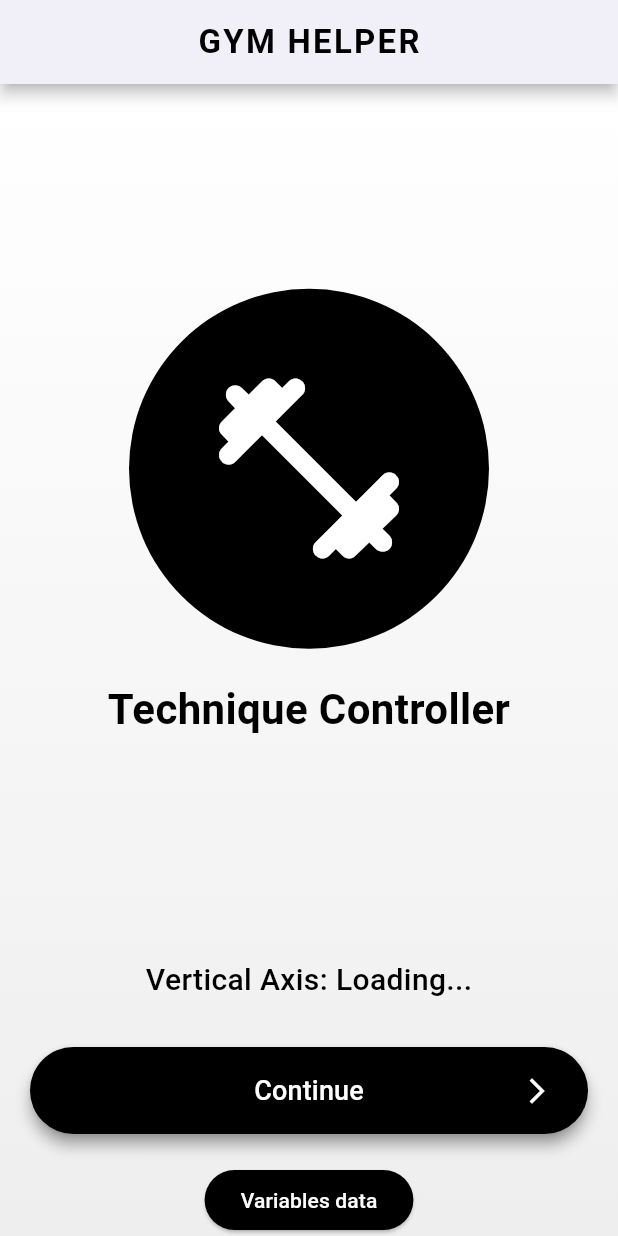
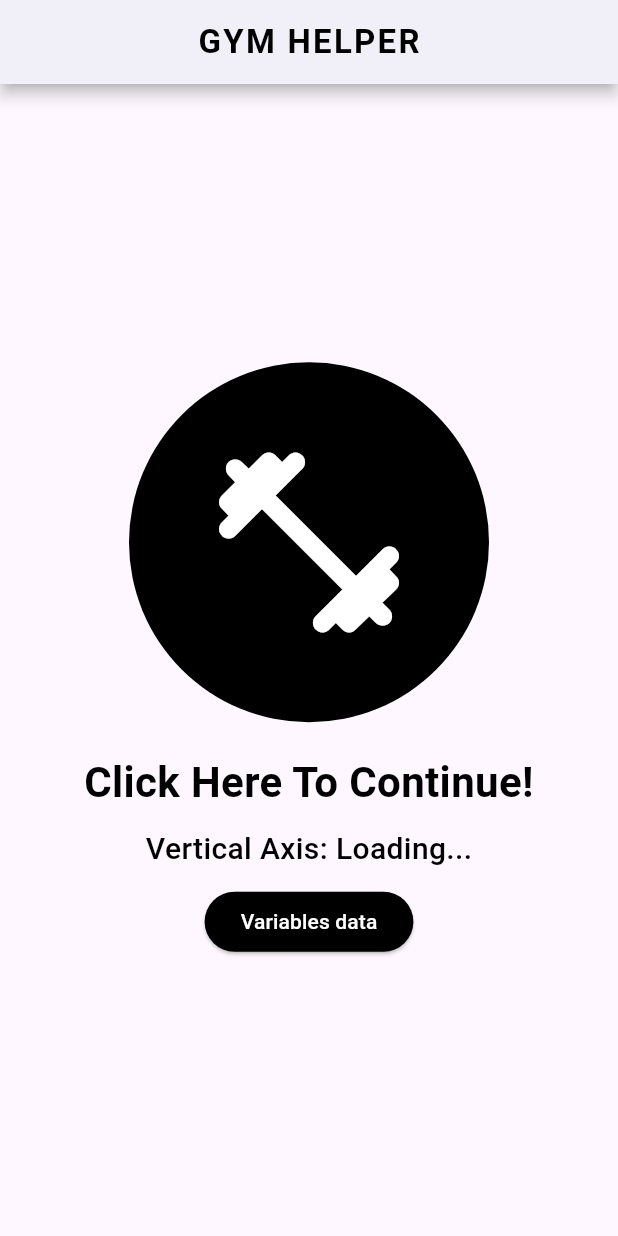
Before and after one commit to JamesMWaller/MobileAndUbiquitousComputing, a Flutter app: the screen it shows after launch, on a phone screen of 412 x 824 dp. Run offline on Flutter 3.47's test engine with Material 3 defaults, Android fonts, the phone set to English and light mode, and no system bars; our stand-ins replace flutter_blue_plus, permission_handler.

Commit message:
simplified homepage

```diff
--- a/flutter_ble/lib/home_page.dart
+++ b/flutter_ble/lib/home_page.dart
@@ -16,15 +16,19 @@ class _HomePageState extends State<HomePage> {
   @override
   void initState() {
     super.initState();
-    _bluetoothService.connectToDevice(); // Start connection on load
+    _bluetoothService.connectToDevice();
   }
-
-
 
   @override
   void dispose() {
-    _bluetoothService.dispose(); //cleans up bluetooth stream after widget closes
+    _bluetoothService.dispose();
     super.dispose();
+  }
+
+  void _navigateToExercises() {
+    Navigator.of(context).push(
+      MaterialPageRoute(builder: (context) => Exercises()),
+    );
   }
 
   @override
@@ -45,23 +49,14 @@ class _HomePageState extends State<HomePage> {
         shadowColor: Colors.black,
         backgroundColor: Colors.white,
       ),
-      body: Container(
-        decoration: BoxDecoration(
-          gradient: LinearGradient(
-            colors: [Colors.white, Colors.grey[200]!],
-            begin: Alignment.topCenter,
-            end: Alignment.bottomCenter,
-          ),
-        ),
+      body: Center(
         child: Column(
           mainAxisAlignment: MainAxisAlignment.center,
           crossAxisAlignment: CrossAxisAlignment.center,
           children: [
-            const Expanded(
-              child: Column(
-                mainAxisAlignment: MainAxisAlignment.center,
-                children: [
-                  CircleAvatar(
+            GestureDetector(
+              onTap: _navigateToExercises,
+              child: const CircleAvatar(
                 radius: 120,
                 backgroundColor: Colors.black,
                 child: Icon(
@@ -70,9 +65,10 @@ class _HomePageState extends State<HomePage> {
                   color: Colors.white,
                 ),
               ),
-                  SizedBox(height: 20),
-                  Text(
-                    'Technique Controller',
+            ),
+            const SizedBox(height: 20),
+            const Text(
+              'Click Here To Continue!',
               style: TextStyle(
                 fontSize: 28,
                 fontWeight: FontWeight.bold,
@@ -80,25 +76,16 @@ class _HomePageState extends State<HomePage> {
               ),
               textAlign: TextAlign.center,
             ),
-                ],
-              ),
-            ),
-            // Gravity direction text using StreamBuilder
             Padding(
               padding: const EdgeInsets.symmetric(vertical: 10.0),
-              // create streambuilder
               child: StreamBuilder<String>(
-                // tell streambuilder what stream to listen to
                 stream: _bluetoothService.gravityDirectionStream,
                 builder: (context, snapshot) {
-                  //snapshot.hasData checks if the stream has emitted at least one value.
-                  // If true, snapshot.data! gives the latest gravity direction.
-                  // If false, show "Loading..." as a placeholder.
-                  String gravityText = snapshot.hasData ? snapshot.data! : "Loading...";
-                  // displays the value of gravityText
+                  String gravityText =
+                  snapshot.hasData ? snapshot.data! : "Loading...";
                   return Text(
                     'Vertical Axis: $gravityText',
-                    style: TextStyle(
+                    style: const TextStyle(
                       fontSize: 20,
                       fontWeight: FontWeight.w500,
                       color: Colors.black,
@@ -107,60 +94,15 @@ class _HomePageState extends State<HomePage> {
                 },
               ),
             ),
-            Padding(
-              padding: const EdgeInsets.all(20.0),
-              child: SizedBox(
-                width: double.infinity,
-                child: ElevatedButton(
+            ElevatedButton(
               onPressed: () {
-                    _navigateWithAnimation(context);
+                Navigator.of(context).push(MaterialPageRoute(
+                    builder: (context) => ArduinoDataDisplay()));
               },
+              child: const Text('Variables data'),
               style: ElevatedButton.styleFrom(
                 backgroundColor: Colors.black,
-                    padding: const EdgeInsets.symmetric(
-                        vertical: 16, horizontal: 24),
-                    shape: RoundedRectangleBorder(
-                      borderRadius: BorderRadius.circular(30),
-                    ),
-                    elevation: 4,
-                    shadowColor: Colors.grey[700],
-                  ),
-                  child: const Stack(
-                    alignment: Alignment.center,
-                    children: [
-                      Align(
-                        alignment: Alignment.center,
-                        child: Text(
-                          'Continue',
-                          style: TextStyle(
-                            fontSize: 18,
-                            color: Colors.white,
-                          ),
-                        ),
-                      ),
-                      Align(
-                        alignment: Alignment.centerRight,
-                        child: Icon(
-                          Icons.arrow_forward_ios,
-                          size: 20,
-                          color: Colors.white,
-                        ),
-                      ),
-                    ],
-                  ),
-                ),
-              ),
-            ),
-            ElevatedButton(
-              onPressed: (){
-                Navigator.of(context).push(MaterialPageRoute(builder: (context) => ArduinoDataDisplay()));
-              },
-              child: Text(
-                  'Variables data'
-              ),
-              style: ElevatedButton.styleFrom(
-                  backgroundColor: Colors.black,
-                  foregroundColor: Colors.white
+                foregroundColor: Colors.white,
               ),
             ),
           ],
@@ -168,27 +110,4 @@ class _HomePageState extends State<HomePage> {
       ),
     );
   }
-
-  void _navigateWithAnimation(BuildContext context) {
-    Navigator.of(context).push(
-      PageRouteBuilder(
-        transitionDuration: const Duration(milliseconds: 500),
-        pageBuilder: (_, animation, secondaryAnimation) => Exercises(),
-        transitionsBuilder: (_, animation, secondaryAnimation, child) {
-          const begin = Offset(1.0, 0.0);
-          const end = Offset(0.0, 0.0);
-          const curve = Curves.easeInOut;
-
-          var tween = Tween(begin: begin, end: end).chain(
-              CurveTween(curve: curve));
-          var offsetAnimation = animation.drive(tween);
-
-          return SlideTransition(
-            position: offsetAnimation,
-            child: child,
-          );
-        },
-      ),
-    );
 }
-}
```
Lines whose indentation alone changed are shown as unchanged.
